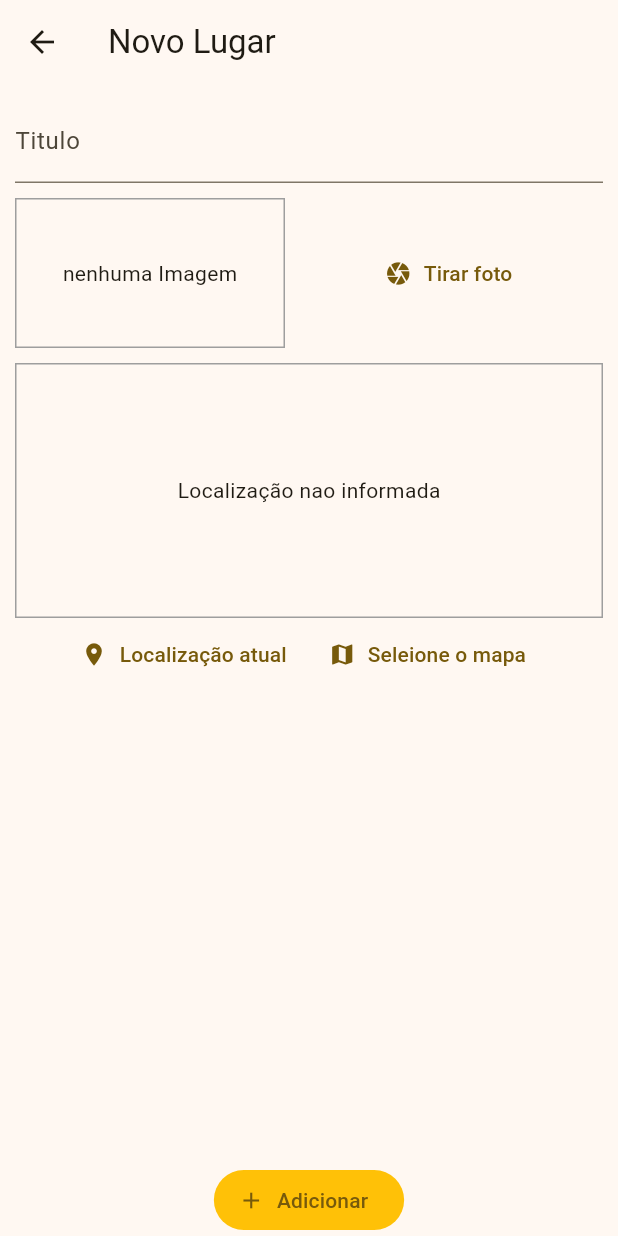
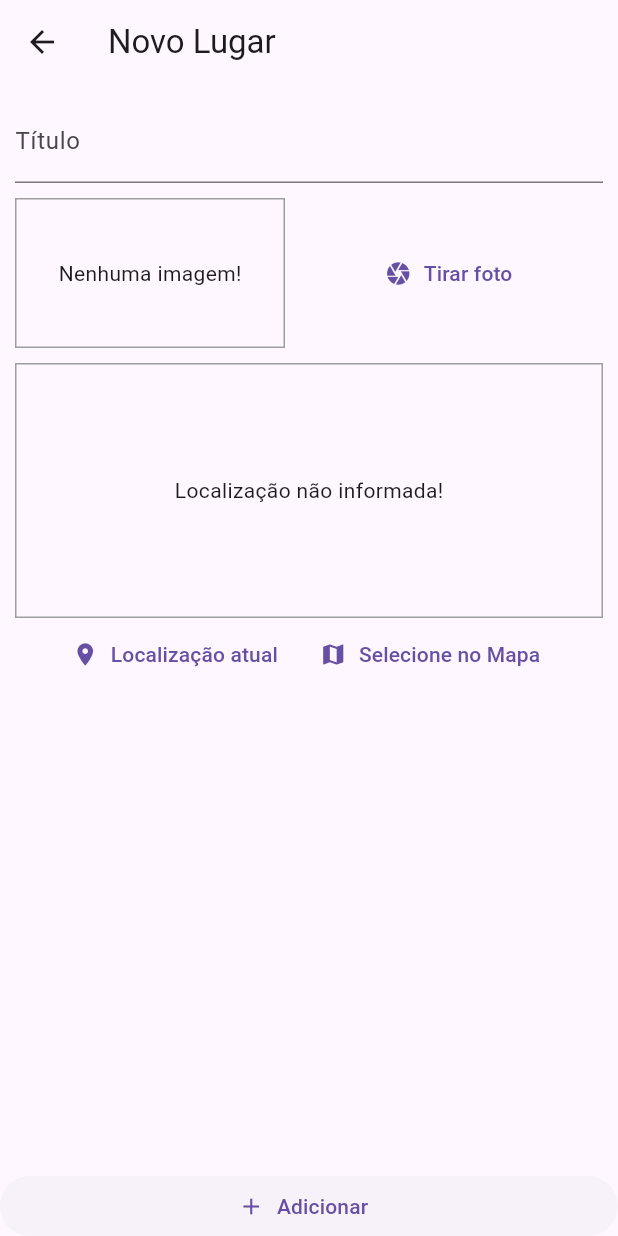
Before and after one commit to KinhoMilak/app_great_places, a Flutter app: the screen it shows after launch, after a tap on the "add" icon, on a phone screen of 412 x 824 dp. Run offline on Flutter 3.47's test engine with Material 3 defaults, Android fonts, the phone set to English and light mode, and no system bars; our stand-ins replace image_picker, location, sqflite; missing offline and left inert: image_picker_for_web, location_web; accounts and stored records are empty.

Commit message:
Atualizado igual do curso

```diff
--- a/great_places/lib/main.dart
+++ b/great_places/lib/main.dart
@@ -1,35 +1,30 @@
 import 'package:flutter/material.dart';
-import 'package:great_places/providers/great_places.dart';
-import 'package:great_places/screen/place_form_screen.dart';
-import 'package:great_places/screen/places_list_screen.dart';
-import 'package:great_places/util/app_routs.dart';
+import 'package:great_places/screens/place_form_screen.dart';
+import 'package:great_places/utils/app_routes.dart';
 import 'package:provider/provider.dart';
+import './screens/places_list_screen.dart';
+import 'provider/great_places.dart';
 
 void main() {
-  runApp(const MyApp());
+  runApp(MyApp());
 }
 
 class MyApp extends StatelessWidget {
-  const MyApp({super.key});
-
   // This widget is the root of your application.
   @override
   Widget build(BuildContext context) {
     return ChangeNotifierProvider(
-      create: (ctx) => GreatePlaces(),
+      create: (ctx) => GreatPlaces(),
       child: MaterialApp(
-        title: 'Flutter Demo',
+        title: 'Great Places',
         theme: ThemeData(
           primarySwatch: Colors.indigo,
-          colorScheme: ColorScheme.fromSeed(
-            seedColor: Colors.amber,
-            brightness: Brightness.light,
-          ),
+          // accentColor: Colors.amber,
           visualDensity: VisualDensity.adaptivePlatformDensity,
         ),
         home: PlacesListScreen(),
         routes: {
-          AppRouts.placeForm: (ctx) => PlaceFormScreen(),
+          AppRoutes.PLACE_FORM: (ctx) => PlaceFormScreen(),
         },
       ),
     );
--- a/great_places/lib/models/places.dart
+++ b/great_places/lib/models/place.dart
@@ -3,25 +3,25 @@ import 'dart:io';
 class PlaceLocation {
   final double latitude;
   final double longitude;
-  final String? adress;
+  final String address;
 
   PlaceLocation({
     required this.latitude,
     required this.longitude,
-    this.adress,
+    this.address = '',
   });
 }
 
 class Place {
   final String id;
   final String title;
-  final PlaceLocation? location;
+  final PlaceLocation location;
   final File image;
 
   Place({
     required this.id,
+    required this.title,
+    required this.location,
     required this.image,
-    required this.location,
-    required this.title,
   });
 }
--- /dev/null
+++ b/great_places/lib/provider/great_places.dart
@@ -0,0 +1,60 @@
+import 'dart:io';
+import 'dart:math';
+
+import 'package:flutter/material.dart';
+import 'package:great_places/models/place.dart';
+import 'package:great_places/utils/db_util.dart';
+
+class GreatPlaces with ChangeNotifier {
+  List<Place> _items = [];
+
+  Future<void> loadPlaces() async {
+    final dataList = await DbUtil.getData('places');
+    _items = dataList
+        .map(
+          (item) => Place(
+            id: item['id'],
+            title: item['title'],
+            image: File(item['image']),
+            location: PlaceLocation(
+              latitude: 0.0,
+              longitude: 0.0,
+            ),
+          ),
+        )
+        .toList();
+    notifyListeners();
+  }
+
+  List<Place> get items {
+    return [..._items];
+  }
+
+  int get itemsCount {
+    return _items.length;
+  }
+
+  Place itemByIndex(int index) {
+    return _items[index];
+  }
+
+  void addPlace(String title, File image) {
+    final newPlace = Place(
+      id: Random().nextDouble().toString(),
+      title: title,
+      image: image,
+      location: PlaceLocation(
+        latitude: 0.0,
+        longitude: 0.0,
+      ),
+    );
+
+    _items.add(newPlace);
+    DbUtil.insert('places', {
+      'id': newPlace.id,
+      'title': newPlace.title,
+      'image': newPlace.image.path,
+    });
+    notifyListeners();
+  }
+}
--- a/great_places/lib/providers/great_places.dart
+++ /dev/null
@@ -1,61 +0,0 @@
-import 'dart:core';
-import 'dart:io';
-import 'dart:math';
-
-import 'package:flutter/material.dart';
-
-import '../models/places.dart';
-import '../util/db_util.dart';
-
-class GreatePlaces with ChangeNotifier {
-  List<Place> _items = [];
-
-  List<Place> get items {
-    return [..._items];
-  }
-
-  int get itemsCount {
-    return _items.length;
-  }
-
-  Place iconButtonThemeData(int index) {
-    return _items[index];
-  }
-
-  Future<void> loadPlaces() async {
-    final dataList = await DbUtil.getData('places');
-    _items = dataList
-        .map(
-          (e) => Place(
-            id: e['id'],
-            image: e['image'],
-            location: null,
-            title: e['title'],
-          ),
-        )
-        .toList();
-    notifyListeners();
-  }
-
-  void addPlace(String title, File image) {
-    final newPlace = Place(
-      id: Random().nextDouble().toString(),
-      title: title,
-      image: image,
-      location: null,
-    );
-
-    _items.add(newPlace);
-
-    DbUtil.insert('places', {
-      'id': newPlace.id,
-      'title': newPlace.title,
-      'image': newPlace.image.path,
-    });
-    notifyListeners();
-  }
-
-  Place itemByIndex(int index) {
-    return _items[index];
-  }
-}
--- a/great_places/lib/screen/places_list_screen.dart
+++ /dev/null
@@ -1,52 +0,0 @@
-import 'package:flutter/material.dart';
-import 'package:great_places/providers/great_places.dart';
-import 'package:great_places/util/app_routs.dart';
-import 'package:provider/provider.dart';
-
-class PlacesListScreen extends StatelessWidget {
-  const PlacesListScreen({super.key});
-
-  @override
-  Widget build(BuildContext context) {
-    return Scaffold(
-      appBar: AppBar(
-        title: Text('Meus Lugares'),
-        actions: [
-          IconButton(
-            icon: Icon(Icons.add),
-            onPressed: () {
-              Navigator.of(context).pushNamed(AppRouts.placeForm);
-            },
-          ),
-        ],
-      ),
-      body: FutureBuilder(
-        future: Provider.of<GreatePlaces>(context, listen: false).loadPlaces(),
-        builder: (ctx, snapshot) =>
-            snapshot.connectionState == ConnectionState.waiting
-                ? Center(child: CircularProgressIndicator())
-                : Consumer<GreatePlaces>(
-                    child: Center(
-                      child: Text('nenhum local'),
-                    ),
-                    builder: (ctx, greatPlace, ch) => greatPlace.itemsCount == 0
-                        ? ch!
-                        : ListView.builder(
-                            itemCount: greatPlace.itemsCount,
-                            itemBuilder: (ctx, i) => ListTile(
-                              leading: CircleAvatar(
-                                backgroundImage: FileImage(
-                                  greatPlace.itemByIndex(i).image,
-                                ),
-                              ),
-                              title: Text(
-                                greatPlace.itemByIndex(i).title,
-                              ),
-                              onTap: () {},
-                            ),
-                          ),
-                  ),
-      ),
-    );
-  }
-}
--- a/great_places/lib/screen/place_form_screen.dart
+++ b/great_places/lib/screens/place_form_screen.dart
@@ -1,24 +1,21 @@
 import 'dart:io';
 
 import 'package:flutter/material.dart';
-import 'package:great_places/providers/great_places.dart';
+import 'package:great_places/provider/great_places.dart';
+import 'package:great_places/widgets/image_input.dart';
 import 'package:great_places/widgets/location_input.dart';
 import 'package:provider/provider.dart';
 
-import '../widgets/images_imput.dart';
-
 class PlaceFormScreen extends StatefulWidget {
-  const PlaceFormScreen({super.key});
-
   @override
-  State<PlaceFormScreen> createState() => _PlaceFormScreenState();
+  _PlaceFormScreenState createState() => _PlaceFormScreenState();
 }
 
 class _PlaceFormScreenState extends State<PlaceFormScreen> {
   final _titleController = TextEditingController();
   File? _pickedImage;
 
-  void _selectedImage(File pickedImage) {
+  void _selectImage(File pickedImage) {
     _pickedImage = pickedImage;
   }
 
@@ -26,8 +23,12 @@ class _PlaceFormScreenState extends State<PlaceFormScreen> {
     if (_titleController.text.isEmpty || _pickedImage == null) {
       return;
     }
-    Provider.of<GreatePlaces>(context, listen: false)
-        .addPlace(_titleController.text, _pickedImage!);
+
+    Provider.of<GreatPlaces>(context, listen: false).addPlace(
+      _titleController.text,
+      _pickedImage!,
+    );
+
     Navigator.of(context).pop();
   }
 
@@ -35,7 +36,7 @@ class _PlaceFormScreenState extends State<PlaceFormScreen> {
   Widget build(BuildContext context) {
     return Scaffold(
       appBar: AppBar(
-        title: const Text('Novo Lugar'),
+        title: Text('Novo Lugar'),
       ),
       body: Column(
         //mainAxisAlignment: MainAxisAlignment.spaceBetween,
@@ -44,37 +45,35 @@ class _PlaceFormScreenState extends State<PlaceFormScreen> {
           Expanded(
             child: SingleChildScrollView(
               child: Padding(
-                padding: const EdgeInsets.all(10.0),
+                padding: const EdgeInsets.all(10),
                 child: Column(
                   children: [
                     TextField(
                       controller: _titleController,
                       decoration: InputDecoration(
-                        labelText: 'Titulo',
+                        labelText: 'Título',
                       ),
                     ),
                     SizedBox(height: 10),
-                    ImageInput(_selectedImage),
+                    ImageInput(this._selectImage),
                     SizedBox(height: 10),
-                    locationInput(),
+                    LocationInput(),
                   ],
                 ),
               ),
             ),
           ),
-          Column(
-            children: [
           ElevatedButton.icon(
-                icon: const Icon(Icons.add),
-                label: const Text('Adicionar'),
+            icon: Icon(Icons.add),
+            label: Text('Adicionar'),
             style: ElevatedButton.styleFrom(
-                  backgroundColor: Colors.amber,
+              //primary: Theme.of(context).accentColor,
+              // onPrimary: Colors.black,
               elevation: 0,
+              tapTargetSize: MaterialTapTargetSize.shrinkWrap,
             ),
             onPressed: _submitForm,
           ),
-            ],
-          )
         ],
       ),
     );
--- /dev/null
+++ b/great_places/lib/screens/places_list_screen.dart
@@ -0,0 +1,47 @@
+import 'package:flutter/material.dart';
+import 'package:great_places/provider/great_places.dart';
+import 'package:great_places/utils/app_routes.dart';
+import 'package:provider/provider.dart';
+
+class PlacesListScreen extends StatelessWidget {
+  @override
+  Widget build(BuildContext context) {
+    return Scaffold(
+      appBar: AppBar(
+        title: Text('Meus lugares'),
+        actions: [
+          IconButton(
+            icon: Icon(Icons.add),
+            onPressed: () {
+              Navigator.of(context).pushNamed(AppRoutes.PLACE_FORM);
+            },
+          ),
+        ],
+      ),
+      body: FutureBuilder(
+        future: Provider.of<GreatPlaces>(context, listen: false).loadPlaces(),
+        builder: (ctx, snapshot) => snapshot.connectionState ==
+                ConnectionState.waiting
+            ? Center(child: CircularProgressIndicator())
+            : Consumer<GreatPlaces>(
+                child: Center(
+                  child: Text('Nenhum local cadastrado!'),
+                ),
+                builder: (ctx, greatPlaces, ch) => greatPlaces.itemsCount == 0
+                    ? ch!
+                    : ListView.builder(
+                        itemCount: greatPlaces.itemsCount,
+                        itemBuilder: (ctx, i) => ListTile(
+                          leading: CircleAvatar(
+                            backgroundImage:
+                                FileImage(greatPlaces.itemByIndex(i).image),
+                          ),
+                          title: Text(greatPlaces.itemByIndex(i).title),
+                          onTap: () {},
+                        ),
+                      ),
+              ),
+      ),
+    );
+  }
+}
--- a/great_places/lib/util/app_routs.dart
+++ /dev/null
@@ -1,3 +0,0 @@
-class AppRouts {
-  static const String placeForm = '/place-form';
-}
--- /dev/null
+++ b/great_places/lib/utils/app_routes.dart
@@ -0,0 +1,3 @@
+class AppRoutes {
+  static const String PLACE_FORM = '/place-form';
+}
--- a/great_places/lib/util/db_util.dart
+++ b/great_places/lib/utils/db_util.dart
@@ -1,6 +1,5 @@
 import 'package:sqflite/sqflite.dart' as sql;
 import 'package:path/path.dart' as path;
-import 'package:sqflite/sqlite_api.dart';
 
 class DbUtil {
   static Future<sql.Database> database() async {
@@ -9,7 +8,7 @@ class DbUtil {
       path.join(dbPath, 'places.db'),
       onCreate: (db, version) {
         return db.execute(
-            'create table PLACES (ID text primary key,TITLE text,IMAGE text)');
+            'CREATE TABLE places (id TEXT PRIMARY KEY, title TEXT, image TEXT)');
       },
       version: 1,
     );
@@ -20,7 +19,7 @@ class DbUtil {
     await db.insert(
       table,
       data,
-      conflictAlgorithm: ConflictAlgorithm.replace,
+      conflictAlgorithm: sql.ConflictAlgorithm.replace,
     );
   }
 
--- a/great_places/lib/widgets/images_imput.dart
+++ b/great_places/lib/widgets/image_input.dart
@@ -8,14 +8,15 @@ import 'package:path_provider/path_provider.dart' as syspaths;
 class ImageInput extends StatefulWidget {
   final Function onSelectImage;
 
-  const ImageInput(this.onSelectImage);
+  ImageInput(this.onSelectImage);
 
   @override
-  State<ImageInput> createState() => _ImageInputState();
+  _ImageInputState createState() => _ImageInputState();
 }
 
 class _ImageInputState extends State<ImageInput> {
   File? _storedImage;
+
   _takePicture() async {
     final ImagePicker _picker = ImagePicker();
     XFile imageFile = await _picker.pickImage(
@@ -26,10 +27,13 @@ class _ImageInputState extends State<ImageInput> {
     setState(() {
       _storedImage = File(imageFile.path);
     });
+
     final appDir = await syspaths.getApplicationDocumentsDirectory();
     String fileName = path.basename(_storedImage!.path);
-    final saveImage = await _storedImage!.copy('${appDir.path}/$fileName');
-    widget.onSelectImage(saveImage);
+    final savedImage = await _storedImage!.copy(
+      '${appDir.path}/$fileName',
+    );
+    widget.onSelectImage(savedImage);
   }
 
   @override
@@ -49,16 +53,13 @@ class _ImageInputState extends State<ImageInput> {
                   width: double.infinity,
                   fit: BoxFit.cover,
                 )
-              : Text('nenhuma Imagem'),
+              : Text('Nenhuma imagem!'),
         ),
         SizedBox(width: 10),
         Expanded(
           child: TextButton.icon(
             icon: Icon(Icons.camera),
-            label: Text(
-              'Tirar foto',
-              style: TextStyle(color: Theme.of(context).colorScheme.primary),
-            ),
+            label: Text('Tirar foto'),
             onPressed: _takePicture,
           ),
         ),
--- a/great_places/lib/widgets/location_input.dart
+++ b/great_places/lib/widgets/location_input.dart
@@ -1,14 +1,20 @@
 import 'package:flutter/material.dart';
+import 'package:location/location.dart';
 
-class locationInput extends StatefulWidget {
-  const locationInput({super.key});
-
+class LocationInput extends StatefulWidget {
   @override
-  State<locationInput> createState() => _locationInputState();
+  _LocationInputState createState() => _LocationInputState();
 }
 
-class _locationInputState extends State<locationInput> {
+class _LocationInputState extends State<LocationInput> {
   String? _previewImageUrl;
+
+  Future<void> _getCurrentUserLocation() async {
+    final locData = await Location().getLocation();
+    print(locData.latitude);
+    print(locData.longitude);
+  }
+
   @override
   Widget build(BuildContext context) {
     return Column(
@@ -24,7 +30,7 @@ class _locationInputState extends State<locationInput> {
             ),
           ),
           child: _previewImageUrl == null
-              ? Text('Localização nao informada')
+              ? Text('Localização não informada!')
               : Image.network(
                   _previewImageUrl!,
                   fit: BoxFit.cover,
@@ -37,11 +43,11 @@ class _locationInputState extends State<locationInput> {
             TextButton.icon(
               icon: Icon(Icons.location_on),
               label: Text('Localização atual'),
-              onPressed: () {},
+              onPressed: _getCurrentUserLocation,
             ),
             TextButton.icon(
               icon: Icon(Icons.map),
-              label: Text('Seleione o mapa '),
+              label: Text('Selecione no Mapa'),
               onPressed: () {},
             ),
           ],
```
Also changed, not shown: great_places/lib/generated_plugin_registrant.dart (added, +17 -0 lines), great_places/pubspec.yaml (+15 -32 lines), great_places/pubspec.lock, 2 other files. Lines whose indentation alone changed are shown as unchanged.
